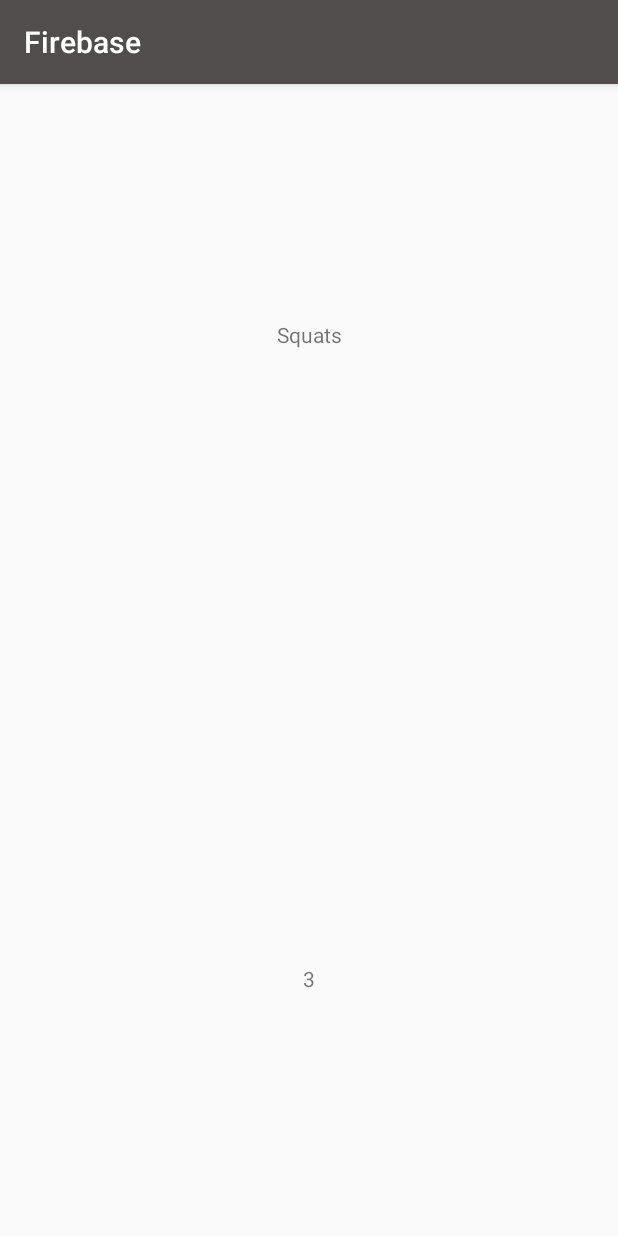
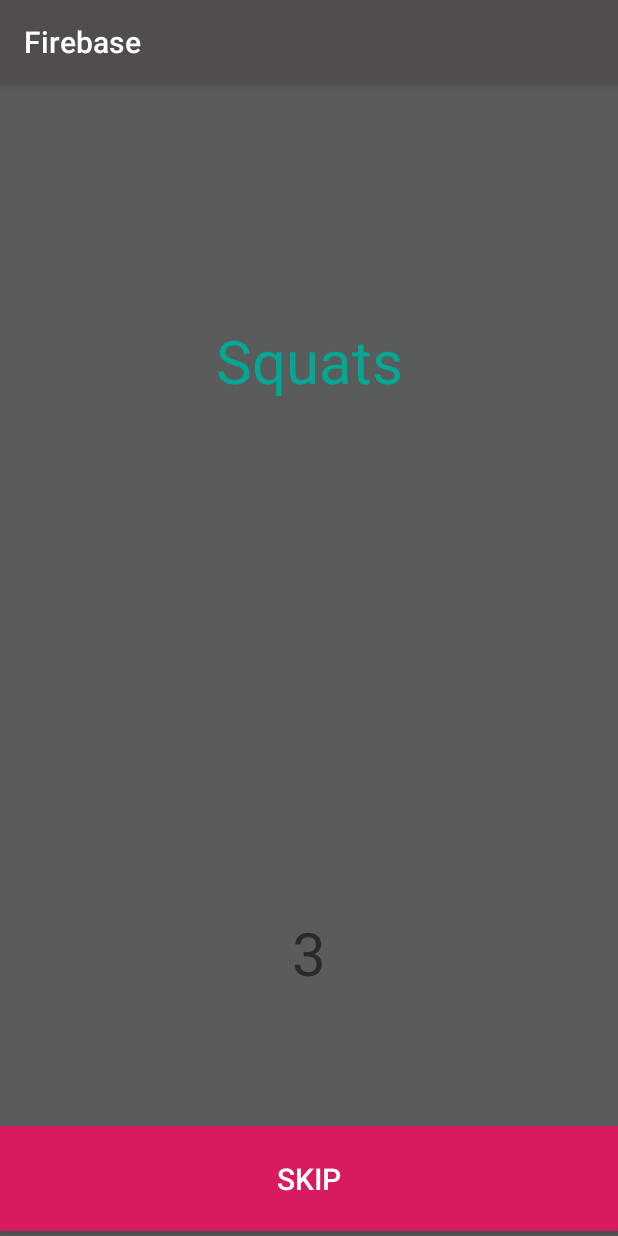
Before and after one commit to UNImakeup/Firebase, an Android app: the Squats screen opened directly, with no data from a screen before it, on a phone screen of 412 x 824 dp. Run offline under Robolectric (Android 15) with nearby library versions, the phone set to English and light mode, and no system bars.

Commit message:
Har lavet gemmeklasse, skal tilføje Authentication og layout. Skal også sætte gemmeklasser funktioner ind, men venter lige til efter kombinering. Vi er midtvejs i kombinering. Har fikset pushups. Magic place virker. Måske vise totalreps i profil. Ændre navn på settings, notifications. Har lavet difficulty. Alle udover magic place kan ikke vende.Layout virker på HomeNavigation. Tilføjet timer før på alle øvelser. Der er layout på alt, skip knap virker. Lad os vente med at lave mere til rapport er færdig.

```diff
--- a/app/src/main/res/layout/activity_squat.xml
+++ b/app/src/main/res/layout/activity_squat.xml
@@ -4,6 +4,7 @@
     xmlns:tools="http://schemas.android.com/tools"
     android:layout_width="match_parent"
     android:layout_height="match_parent"
+    android:background="@color/grey"
     tools:context=".Squats">
 
     <TextView
@@ -11,6 +12,7 @@
         android:layout_width="wrap_content"
         android:layout_height="wrap_content"
         android:text=""
+        android:textSize="20dp"
         app:layout_constraintBottom_toBottomOf="parent"
         app:layout_constraintLeft_toLeftOf="parent"
         app:layout_constraintRight_toRightOf="parent"
@@ -22,6 +24,8 @@
         android:layout_height="wrap_content"
         android:layout_marginTop="157dp"
         android:text="@string/squat"
+        android:textColor="@color/turkis"
+        android:textSize="40sp"
         app:layout_constraintEnd_toEndOf="parent"
         app:layout_constraintStart_toStartOf="parent"
         app:layout_constraintTop_toTopOf="parent" />
@@ -32,8 +36,27 @@
         android:layout_height="wrap_content"
         android:layout_marginBottom="162dp"
         android:text="@string/squatTimeLeft"
+        android:textSize="40dp"
         app:layout_constraintBottom_toBottomOf="parent"
         app:layout_constraintEnd_toEndOf="parent"
         app:layout_constraintStart_toStartOf="parent" />
 
+
+    <Button
+        android:id="@+id/skipSquats"
+        android:layout_width="0dp"
+        android:layout_height="70dp"
+        android:layout_alignParentBottom="true"
+        android:layout_marginBottom="3dp"
+        android:background="@color/prettyRed"
+        android:text="Skip"
+        android:textColor="@android:color/white"
+        android:textSize="20dp"
+        app:layout_constraintBottom_toBottomOf="parent"
+        app:layout_constraintEnd_toEndOf="parent"
+        app:layout_constraintHorizontal_bias="0.0"
+        app:layout_constraintStart_toStartOf="parent"
+        app:layout_constraintTop_toBottomOf="@+id/squatTimer"
+        app:layout_constraintVertical_bias="1.0" />
+
 </androidx.constraintlayout.widget.ConstraintLayout>
```
Also changed, not shown: app/src/main/java/com/example/firebase/Backbends.java (+17 -0 lines), app/src/main/java/com/example/firebase/Pushups.java (+21 -0 lines), app/src/main/java/com/example/firebase/Situp.java (+18 -0 lines), app/src/main/java/com/example/firebase/Squats.java (+17 -0 lines), app/src/main/res/layout/activity_backbends.xml (+22 -2 lines), app/src/main/res/layout/activity_pushups.xml (+20 -0 lines), app/src/main/res/layout/activity_situp.xml (+20 -1 lines).
